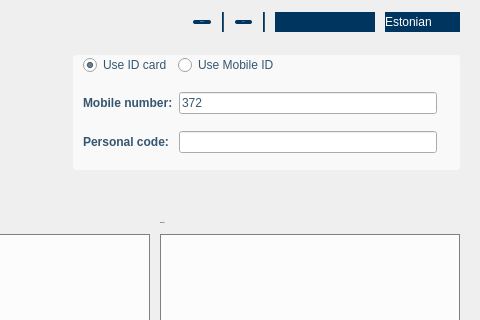
Old version of the form qdigidoc/trunk/client/ui/MainWindow.ui in the repository tixsys/esteid; both pictures show x 170 to 650 and y 0 to 320 of the 650 by 540 pixel window.
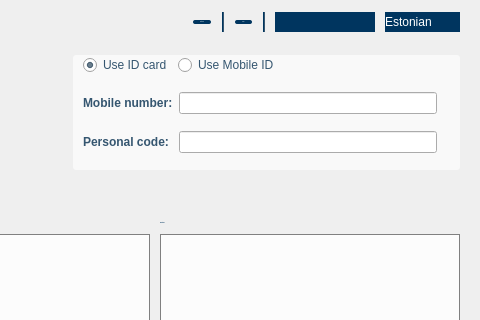
New version of the form. The open tabs and pages were chosen to show the change. Icons and pictures are not drawn. Custom widgets are drawn as their Qt base class.

Commit message: qdigidoc: Fix Ticket #496

Diff of the .ui file:
```diff
--- a/qdigidoc/trunk/client/ui/MainWindow.ui
+++ b/qdigidoc/trunk/client/ui/MainWindow.ui
@@ -396,11 +396,7 @@
                 </widget>
                </item>
                <item row="0" column="1">
-                <widget class="QLineEdit" name="infoMobileCell">
-                 <property name="text">
-                  <string notr="true">372</string>
-                 </property>
-                </widget>
+                <widget class="QLineEdit" name="infoMobileCell"/>
                </item>
                <item row="1" column="0">
                 <widget class="QLabel" name="infoMobileCodeLabel">
```
Left out of the diff: 4 changed lines with no effect on the pictures. The commit also changes 1 other file.
